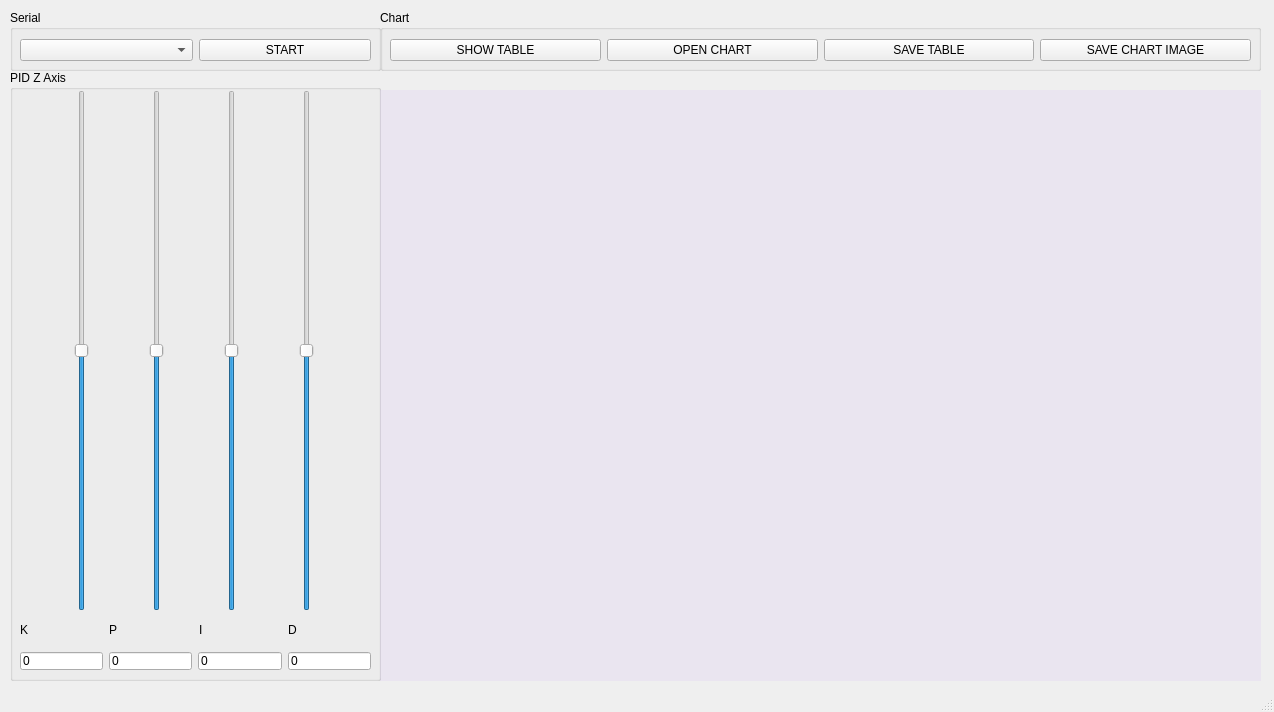
First picture: the form in GUI/design.ui, repository igorktech/levitron, before the edit.
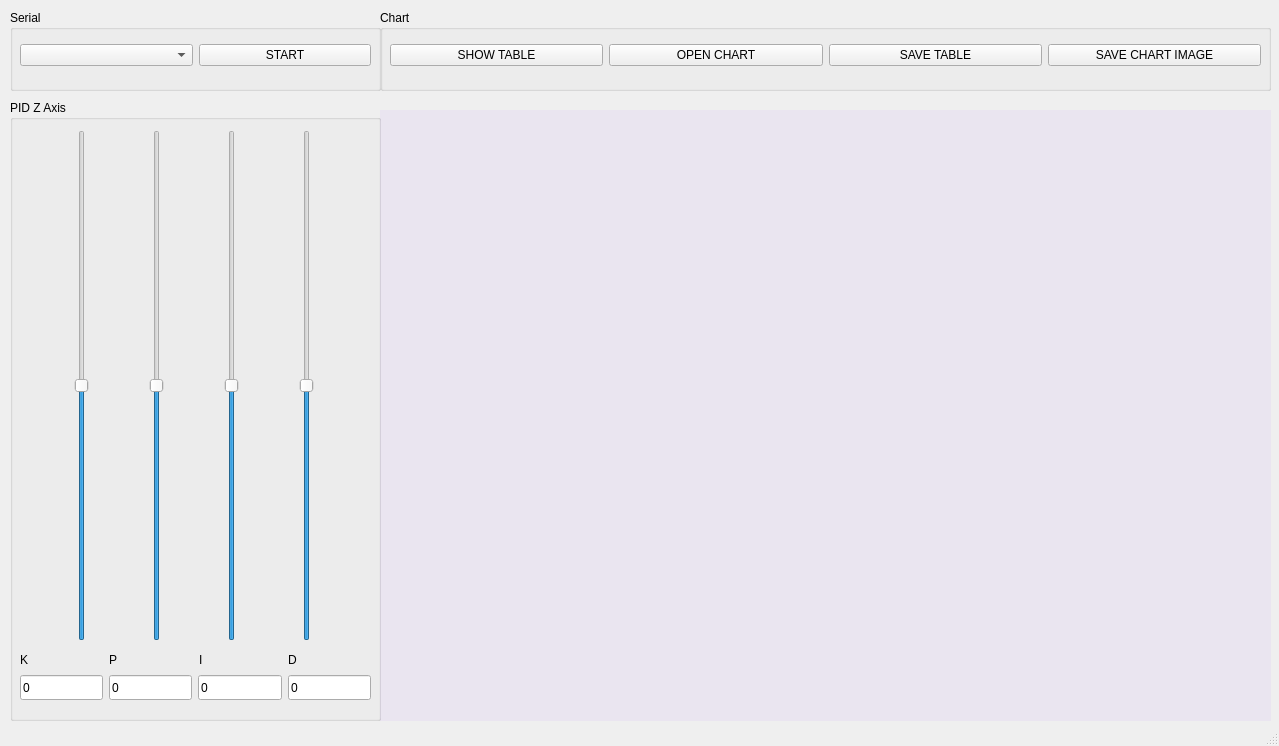
Second picture: the form after the edit. Custom widgets are drawn as their Qt base class.

Patch:
```diff
--- a/GUI/design.ui
+++ b/GUI/design.ui
@@ -6,8 +6,8 @@
    <rect>
     <x>0</x>
     <y>0</y>
-    <width>1274</width>
-    <height>712</height>
+    <width>1279</width>
+    <height>746</height>
    </rect>
   </property>
   <property name="windowTitle">
@@ -21,9 +21,9 @@
     <property name="geometry">
      <rect>
       <x>10</x>
-      <y>70</y>
+      <y>100</y>
       <width>371</width>
-      <height>611</height>
+      <height>621</height>
      </rect>
     </property>
     <property name="title">
@@ -33,9 +33,9 @@
      <property name="geometry">
       <rect>
        <x>10</x>
-       <y>20</y>
+       <y>30</y>
        <width>351</width>
-       <height>521</height>
+       <height>511</height>
       </rect>
      </property>
      <layout class="QHBoxLayout" name="horizontalLayout_3">
@@ -112,9 +112,9 @@
      <property name="geometry">
       <rect>
        <x>10</x>
-       <y>580</y>
+       <y>572</y>
        <width>351</width>
-       <height>23</height>
+       <height>31</height>
       </rect>
      </property>
      <layout class="QHBoxLayout" name="horizontalLayout_4">
@@ -123,7 +123,7 @@
         <property name="maximumSize">
          <size>
           <width>16777215</width>
-          <height>18</height>
+          <height>25</height>
          </size>
         </property>
         <property name="baseSize">
@@ -142,7 +142,7 @@
         <property name="maximumSize">
          <size>
           <width>16777215</width>
-          <height>18</height>
+          <height>25</height>
          </size>
         </property>
         <property name="baseSize">
@@ -161,7 +161,7 @@
         <property name="maximumSize">
          <size>
           <width>16777215</width>
-          <height>18</height>
+          <height>25</height>
          </size>
         </property>
         <property name="baseSize">
@@ -180,7 +180,7 @@
         <property name="maximumSize">
          <size>
           <width>16777215</width>
-          <height>18</height>
+          <height>25</height>
          </size>
         </property>
         <property name="text">
@@ -194,9 +194,9 @@
      <property name="geometry">
       <rect>
        <x>10</x>
-       <y>550</y>
+       <y>549</y>
        <width>351</width>
-       <height>20</height>
+       <height>21</height>
       </rect>
      </property>
      <layout class="QHBoxLayout" name="horizontalLayout_6">
@@ -237,7 +237,7 @@
       <x>10</x>
       <y>10</y>
       <width>371</width>
-      <height>61</height>
+      <height>81</height>
      </rect>
     </property>
     <property name="title">
@@ -249,7 +249,7 @@
        <x>10</x>
        <y>20</y>
        <width>351</width>
-       <height>41</height>
+       <height>51</height>
       </rect>
      </property>
      <layout class="QHBoxLayout" name="horizontalLayout">
@@ -270,9 +270,9 @@
     <property name="geometry">
      <rect>
       <x>380</x>
-      <y>90</y>
-      <width>881</width>
-      <height>591</height>
+      <y>110</y>
+      <width>891</width>
+      <height>611</height>
      </rect>
     </property>
     <property name="styleSheet">
@@ -285,8 +285,8 @@
      <rect>
       <x>380</x>
       <y>10</y>
-      <width>881</width>
-      <height>61</height>
+      <width>891</width>
+      <height>81</height>
      </rect>
     </property>
     <property name="title">
@@ -297,8 +297,8 @@
       <rect>
        <x>10</x>
        <y>20</y>
-       <width>861</width>
-       <height>41</height>
+       <width>871</width>
+       <height>51</height>
       </rect>
      </property>
      <layout class="QHBoxLayout" name="horizontalLayout_2">
```
Left out of the diff: 22 changed lines with no effect on the pictures.
